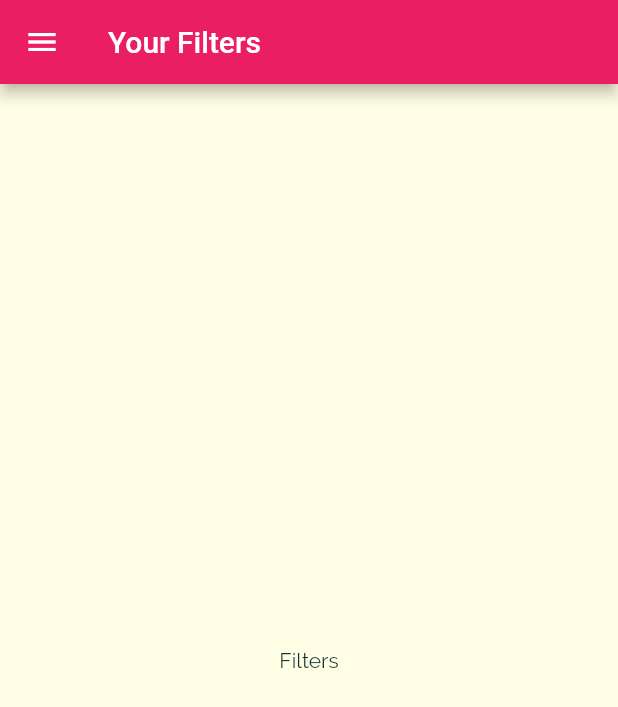
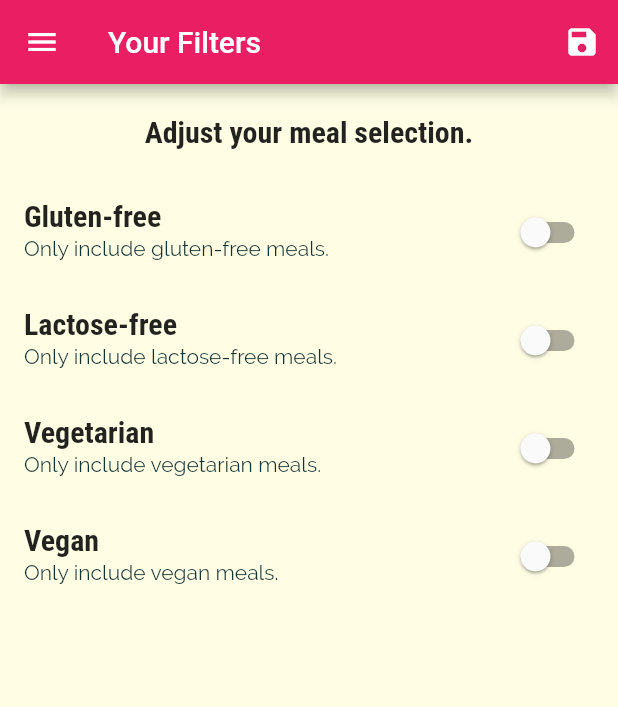
Before and after one commit to abdelrahmanhz/Meals, a Flutter app: the FiltersScreen screen opened by its route, on a phone screen of 412 x 824 dp. Shown: the top 707 px of the screen. Run offline on Flutter 3.47's test engine with Material 2 defaults, Android fonts, the phone set to English and light mode, and no system bars.

Commit message:
Finish & update filters

```diff
--- a/deli_meals/lib/main.dart
+++ b/deli_meals/lib/main.dart
@@ -1,14 +1,53 @@
+import './dummy_data.dart';
+
 import './screens/category_meals_screen.dart';
 import './screens/filters_screen.dart';
 import './screens/meal_details_screen.dart';
 import './screens/tabs_screen.dart';
 import 'package:flutter/material.dart';
+import 'models/meal.dart';
 import 'screens/categories_screen.dart';
 
-void main() => runApp(const MyApp());
+void main() => runApp(MyApp());
 
-class MyApp extends StatelessWidget {
+class MyApp extends StatefulWidget {
   const MyApp({Key? key}) : super(key: key);
+
+  @override
+  _MyAppState createState() => _MyAppState();
+}
+
+
+class _MyAppState extends State<MyApp> {
+  Map<String, bool> _filters = {
+    'gluten': false,
+    'lactose': false,
+    'vegan': false,
+    'vegetarian': false,
+  };
+
+  List<Meal> _availableMeals = DUMMY_MEALS;
+
+  void _setFilters(Map<String, bool> filtersData){
+    setState(() {
+      _filters = filtersData;
+      _availableMeals = DUMMY_MEALS.where((meal) {
+        if(_filters['gluten'] as bool && !meal.isGlutenFree){
+          return false;
+        }
+        if(_filters['lactose'] as bool && !meal.isLactoseFree){
+          return false;
+        }
+        if(_filters['vegan'] as bool && !meal.isVegan){
+          return false;
+        }
+        if(_filters['vegetarian'] as bool && !meal.isVegetarian){
+          return false;
+        }
+        return true;
+      }).toList();
+    });
+  }
 
   @override
   Widget build(BuildContext context) {
@@ -32,9 +71,9 @@ class MyApp extends StatelessWidget {
       //home: const CategoriesScreen(),
       routes: {
         '/': (ctx) => const TabsScreen(),
-        CategoryMealsScreen.routeName: (ctx) => CategoryMealsScreen(),
+        CategoryMealsScreen.routeName: (ctx) => CategoryMealsScreen(_availableMeals),
         MealDetailsScreen.routeName: (ctx) => MealDetailsScreen(),
-        FiltersScreen.routeName: (ctx) => FiltersScreen(),
+        FiltersScreen.routeName: (ctx) => FiltersScreen(_filters, _setFilters),
       },
       onGenerateRoute: (settings) {
         print(settings.arguments);
--- a/deli_meals/lib/screens/filters_screen.dart
+++ b/deli_meals/lib/screens/filters_screen.dart
@@ -1,21 +1,119 @@
 import 'package:deli_meals/widgets/main_drawer.dart';
 import 'package:flutter/material.dart';
 
-class FiltersScreen extends StatelessWidget {
-  const FiltersScreen({Key? key}) : super(key: key);
+class FiltersScreen extends StatefulWidget {
   static const routeName = '/filters';
+
+  final Function saveFilters;
+  final Map<String, bool> currentFilters;
+
+  FiltersScreen(this.currentFilters, this.saveFilters);
+
+  @override
+  State<FiltersScreen> createState() => _FiltersScreenState();
+}
+
+class _FiltersScreenState extends State<FiltersScreen> {
+  bool _glutenFree = false;
+  bool _lactoseFree = false;
+  bool _vegan = false;
+  bool _vegetarian = false;
+
+  @override
+  initState() {
+    _glutenFree = widget.currentFilters['gluten'] as bool;
+    _lactoseFree = widget.currentFilters['lactose'] as bool;
+    _vegan = widget.currentFilters['vegan'] as bool;
+    _vegetarian = widget.currentFilters['vegetarian'] as bool;
+    super.initState();
+  }
+
+  Widget _buildSwitchListTile(String title, String description,
+      bool currentValue, Function(bool) updateValue) {
+    return SwitchListTile(
+      title: Text(title),
+      subtitle: Text(description),
+      value: currentValue,
+      onChanged: updateValue,
+    );
+  }
 
   @override
   Widget build(BuildContext context) {
     return Scaffold(
       appBar: AppBar(
-        title: const Text(
-          'Your Filters'
-        ),
+        title: const Text('Your Filters'),
+        actions: [
+          IconButton(
+            onPressed: () {
+              final selectedFilters = {
+                'gluten': _glutenFree,
+                'lactose': _lactoseFree,
+                'vegan': _vegan,
+                'vegetarian': _vegetarian,
+              };
+
+              widget.saveFilters(selectedFilters);
+            },
+            icon: const Icon(Icons.save),)
+        ],
       ),
       drawer: const MainDrawer(),
-      body: Center(
-        child: Text('Filters'),
+      body: Column(
+        children: [
+          Container(
+            padding: const EdgeInsets.all(20),
+            child: Text(
+              'Adjust your meal selection.',
+              style: Theme.of(context).textTheme.titleMedium,
+            ),
+          ),
+          Expanded(
+              child: ListView(
+            children: [
+              _buildSwitchListTile(
+                'Gluten-free',
+                'Only include gluten-free meals.',
+                _glutenFree,
+                (newValue) {
+                  setState(() {
+                    _glutenFree = newValue;
+                  });
+                },
+              ),
+              _buildSwitchListTile(
+                'Lactose-free',
+                'Only include lactose-free meals.',
+                _lactoseFree,
+                (newValue) {
+                  setState(() {
+                    _lactoseFree = newValue;
+                  });
+                },
+              ),
+              _buildSwitchListTile(
+                'Vegetarian',
+                'Only include vegetarian meals.',
+                _vegetarian,
+                (newValue) {
+                  setState(() {
+                    _vegetarian = newValue;
+                  });
+                },
+              ),
+              _buildSwitchListTile(
+                'Vegan',
+                'Only include vegan meals.',
+                _vegan,
+                (newValue) {
+                  setState(() {
+                    _vegan = newValue;
+                  });
+                },
+              ),
+            ],
+          )),
+        ],
       ),
     );
   }
```
Also changed, not shown: deli_meals/lib/screens/category_meals_screen.dart (+41 -7 lines), deli_meals/lib/screens/meal_details_screen.dart (+9 -1 lines), deli_meals/lib/widgets/meal_item.dart (+6 -2 lines).
